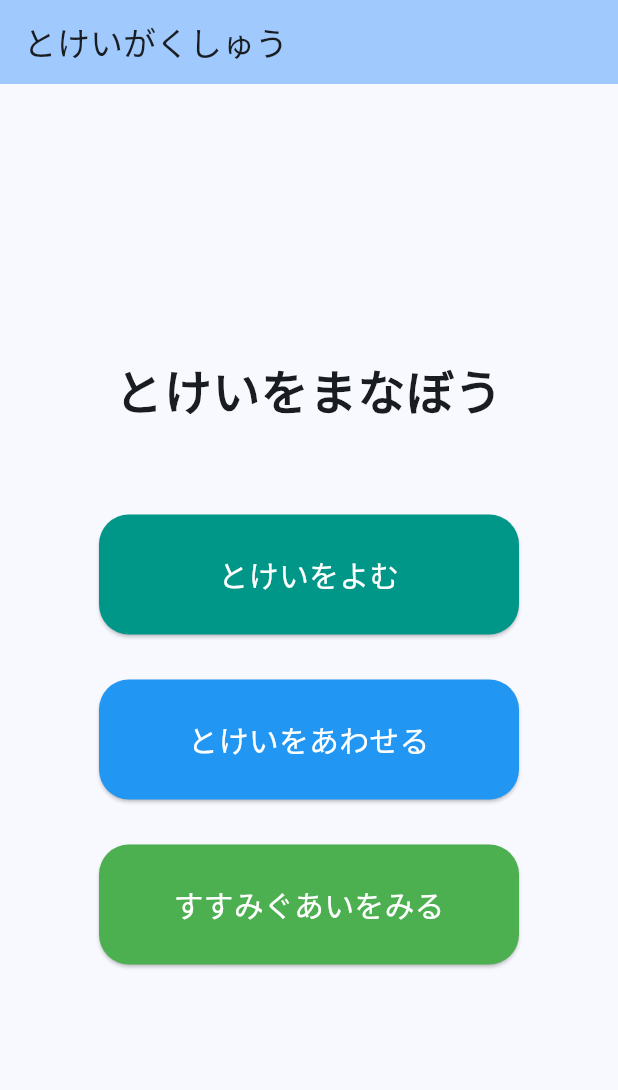
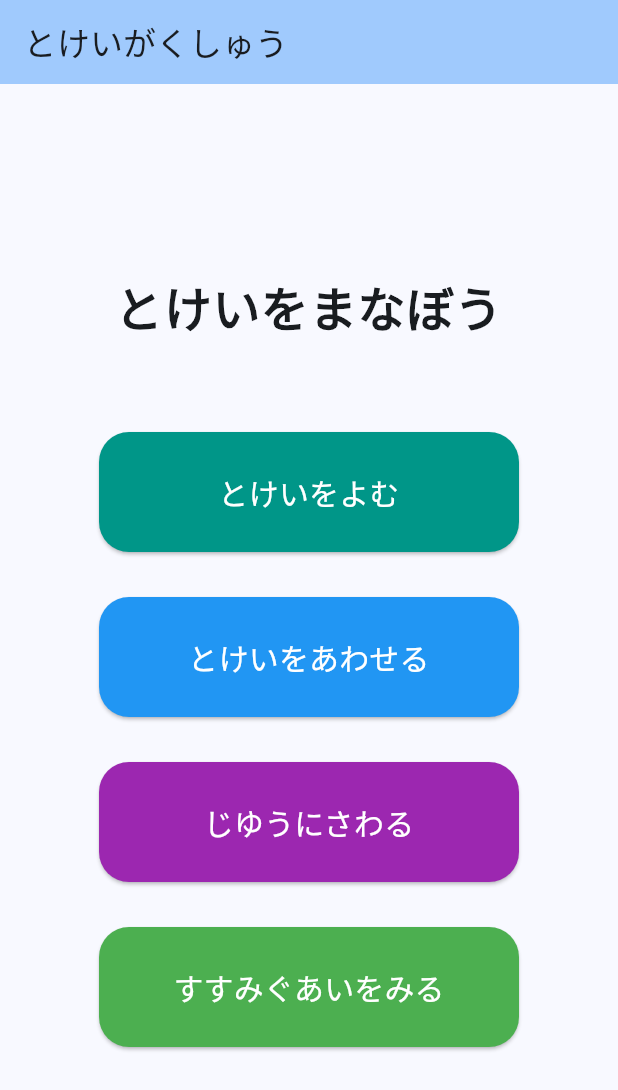
Before and after one commit to star1120eto/clock_learning, a Flutter app: the screen it shows after launch, on a phone screen of 412 x 824 dp. Shown: the top 1090 px of the screen. Run offline on Flutter 3.47's test engine with Material 3 defaults, Android fonts, the phone set to English and light mode, and no system bars; our stand-ins replace audioplayers, shared_preferences.

Commit message:
feat: じゆうにさわるモード追加・ランダム開始時刻が正解と一致しない修正
- home_screen: じゆうにさわるボタンを追加（#20）
- free_play_screen: 新規追加（#20）
- game_screen: 開始時刻が正解と一致しないようdo-whileループで再生成（#22）

Co-Authored-By: Claude Sonnet 4.6 <noreply@anthropic.com>

```diff
--- a/lib/screens/home_screen.dart
+++ b/lib/screens/home_screen.dart
@@ -1,6 +1,7 @@
 import 'package:flutter/material.dart';
 import 'package:clock_learning/screens/level_select_screen.dart';
 import 'package:clock_learning/screens/progress_screen.dart';
+import 'package:clock_learning/screens/free_play_screen.dart';
 
 /// アプリのホーム画面
 class HomeScreen extends StatelessWidget {
@@ -80,6 +81,33 @@ class HomeScreen extends StatelessWidget {
               ),
             ),
             const SizedBox(height: 30),
+            // じゆうにさわるボタン
+            SizedBox(
+              width: 280,
+              height: 80,
+              child: ElevatedButton(
+                onPressed: () {
+                  Navigator.push(
+                    context,
+                    MaterialPageRoute(
+                      builder: (_) => const FreePlayScreen(),
+                    ),
+                  );
+                },
+                style: ElevatedButton.styleFrom(
+                  backgroundColor: Colors.purple,
+                  foregroundColor: Colors.white,
+                  shape: RoundedRectangleBorder(
+                    borderRadius: BorderRadius.circular(20),
+                  ),
+                ),
+                child: const Text(
+                  'じゆうにさわる',
+                  style: TextStyle(fontSize: 20),
+                ),
+              ),
+            ),
+            const SizedBox(height: 30),
             // 進捗確認ボタン
             SizedBox(
               width: 280,
```
Also changed, not shown: lib/screens/free_play_screen.dart (added, +76 -0 lines), lib/screens/game_screen.dart (+7 -3 lines).
